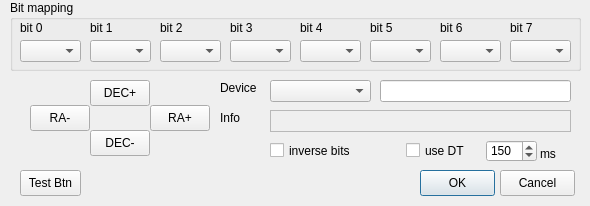
rumengb/lin_guider, file lin_guider/ui/setup_driver.ui: the form before one commit.
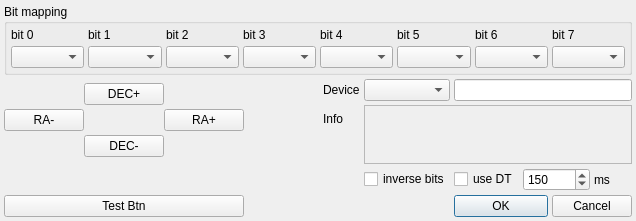
The form after the commit.

What changed in the file:
```diff
--- a/lin_guider/ui/setup_driver.ui
+++ b/lin_guider/ui/setup_driver.ui
@@ -6,20 +6,20 @@
    <rect>
     <x>0</x>
     <y>0</y>
-    <width>590</width>
-    <height>206</height>
+    <width>636</width>
+    <height>221</height>
    </rect>
   </property>
   <property name="minimumSize">
    <size>
-    <width>590</width>
-    <height>206</height>
+    <width>0</width>
+    <height>0</height>
    </size>
   </property>
   <property name="maximumSize">
    <size>
-    <width>590</width>
-    <height>206</height>
+    <width>16777215</width>
+    <height>16777215</height>
    </size>
   </property>
   <property name="windowTitle">
@@ -28,438 +28,270 @@
   <property name="modal">
    <bool>true</bool>
   </property>
-  <widget class="QGroupBox" name="bitGroupBox">
-   <property name="geometry">
-    <rect>
-     <x>10</x>
-     <y>0</y>
-     <width>571</width>
-     <height>71</height>
-    </rect>
+  <layout class="QGridLayout" name="gridLayout">
+   <property name="margin">
+    <number>4</number>
    </property>
-   <property name="title">
-    <string>Bit mapping</string>
+   <property name="spacing">
+    <number>4</number>
    </property>
-   <widget class="QComboBox" name="bitBox0">
-    <property name="geometry">
-     <rect>
-      <x>10</x>
-      <y>40</y>
-      <width>61</width>
-      <height>22</height>
-     </rect>
-    </property>
-   </widget>
-   <widget class="QComboBox" name="bitBox5">
-    <property name="geometry">
-     <rect>
-      <x>360</x>
-      <y>40</y>
-      <width>61</width>
-      <height>22</height>
-     </rect>
-    </property>
-   </widget>
-   <widget class="QComboBox" name="bitBox4">
-    <property name="geometry">
-     <rect>
-      <x>290</x>
-      <y>40</y>
-      <width>61</width>
-      <height>22</height>
-     </rect>
-    </property>
-   </widget>
-   <widget class="QComboBox" name="bitBox2">
-    <property name="geometry">
-     <rect>
-      <x>150</x>
-      <y>40</y>
-      <width>61</width>
-      <height>22</height>
-     </rect>
-    </property>
-   </widget>
-   <widget class="QComboBox" name="bitBox6">
-    <property name="geometry">
-     <rect>
-      <x>430</x>
-      <y>40</y>
-      <width>61</width>
-      <height>22</height>
-     </rect>
-    </property>
-   </widget>
-   <widget class="QComboBox" name="bitBox7">
-    <property name="geometry">
-     <rect>
-      <x>500</x>
-      <y>40</y>
-      <width>61</width>
-      <height>22</height>
-     </rect>
-    </property>
-   </widget>
-   <widget class="QComboBox" name="bitBox1">
-    <property name="geometry">
-     <rect>
-      <x>80</x>
-      <y>40</y>
-      <width>61</width>
-      <height>22</height>
-     </rect>
-    </property>
-   </widget>
-   <widget class="QComboBox" name="bitBox3">
-    <property name="geometry">
-     <rect>
-      <x>220</x>
-      <y>40</y>
-      <width>61</width>
-      <height>22</height>
-     </rect>
-    </property>
-   </widget>
-   <widget class="QLabel" name="label">
-    <property name="geometry">
-     <rect>
-      <x>10</x>
-      <y>20</y>
-      <width>31</width>
-      <height>16</height>
-     </rect>
-    </property>
-    <property name="text">
-     <string>bit 0</string>
-    </property>
-   </widget>
-   <widget class="QLabel" name="label_2">
-    <property name="geometry">
-     <rect>
-      <x>80</x>
-      <y>20</y>
-      <width>31</width>
-      <height>16</height>
-     </rect>
-    </property>
-    <property name="text">
-     <string>bit 1</string>
-    </property>
-   </widget>
-   <widget class="QLabel" name="label_3">
-    <property name="geometry">
-     <rect>
-      <x>150</x>
-      <y>20</y>
-      <width>31</width>
-      <height>16</height>
-     </rect>
-    </property>
-    <property name="text">
-     <string>bit 2</string>
-    </property>
-   </widget>
-   <widget class="QLabel" name="label_4">
-    <property name="geometry">
-     <rect>
-      <x>220</x>
-      <y>20</y>
-      <width>31</width>
-      <height>16</height>
-     </rect>
-    </property>
-    <property name="text">
-     <string>bit 3</string>
-    </property>
-   </widget>
-   <widget class="QLabel" name="label_5">
-    <property name="geometry">
-     <rect>
-      <x>290</x>
-      <y>20</y>
-      <width>31</width>
-      <height>16</height>
-     </rect>
-    </property>
-    <property name="text">
-     <string>bit 4</string>
-    </property>
-   </widget>
-   <widget class="QLabel" name="label_6">
-    <property name="geometry">
-     <rect>
-      <x>360</x>
-      <y>20</y>
-      <width>31</width>
-      <height>16</height>
-     </rect>
-    </property>
-    <property name="text">
-     <string>bit 5</string>
-    </property>
-   </widget>
-   <widget class="QLabel" name="label_7">
-    <property name="geometry">
-     <rect>
-      <x>430</x>
-      <y>20</y>
-      <width>31</width>
-      <height>16</height>
-     </rect>
-    </property>
-    <property name="text">
-     <string>bit 6</string>
-    </property>
-   </widget>
-   <widget class="QLabel" name="label_8">
-    <property name="geometry">
-     <rect>
-      <x>500</x>
-      <y>20</y>
-      <width>31</width>
-      <height>16</height>
-     </rect>
-    </property>
-    <property name="text">
-     <string>bit 7</string>
-    </property>
-   </widget>
-  </widget>
-  <widget class="QCheckBox" name="inverseBits">
-   <property name="geometry">
-    <rect>
-     <x>270</x>
-     <y>140</y>
-     <width>101</width>
-     <height>21</height>
-    </rect>
-   </property>
-   <property name="text">
-    <string>inverse bits</string>
-   </property>
-  </widget>
-  <widget class="QPushButton" name="DEC_INC_Button">
-   <property name="geometry">
-    <rect>
-     <x>90</x>
-     <y>80</y>
-     <width>60</width>
-     <height>26</height>
-    </rect>
-   </property>
-   <property name="focusPolicy">
-    <enum>Qt::NoFocus</enum>
-   </property>
-   <property name="text">
-    <string>DEC+</string>
-   </property>
-   <property name="flat">
-    <bool>false</bool>
-   </property>
-  </widget>
-  <widget class="QPushButton" name="RA_INC_Button">
-   <property name="geometry">
-    <rect>
-     <x>150</x>
-     <y>105</y>
-     <width>60</width>
-     <height>26</height>
-    </rect>
-   </property>
-   <property name="focusPolicy">
-    <enum>Qt::NoFocus</enum>
-   </property>
-   <property name="text">
-    <string>RA+</string>
-   </property>
-  </widget>
-  <widget class="QPushButton" name="DEC_DEC_Button">
-   <property name="geometry">
-    <rect>
-     <x>90</x>
-     <y>130</y>
-     <width>60</width>
-     <height>26</height>
-    </rect>
-   </property>
-   <property name="focusPolicy">
-    <enum>Qt::NoFocus</enum>
-   </property>
-   <property name="text">
-    <string>DEC-</string>
-   </property>
-  </widget>
-  <widget class="QPushButton" name="RA_DEC_Button">
-   <property name="geometry">
-    <rect>
-     <x>30</x>
-     <y>105</y>
-     <width>60</width>
-     <height>26</height>
-    </rect>
-   </property>
-   <property name="focusPolicy">
-    <enum>Qt::NoFocus</enum>
-   </property>
-   <property name="text">
-    <string>RA-</string>
-   </property>
-  </widget>
-  <widget class="QPushButton" name="okButton">
-   <property name="geometry">
-    <rect>
-     <x>420</x>
-     <y>170</y>
-     <width>75</width>
-     <height>26</height>
-    </rect>
-   </property>
-   <property name="text">
-    <string>OK</string>
-   </property>
-   <property name="default">
-    <bool>true</bool>
-   </property>
-  </widget>
-  <widget class="QPushButton" name="cancelButton">
-   <property name="geometry">
-    <rect>
-     <x>500</x>
-     <y>170</y>
-     <width>75</width>
-     <height>26</height>
-    </rect>
-   </property>
-   <property name="text">
-    <string>Cancel</string>
-   </property>
-  </widget>
-  <widget class="QLineEdit" name="lineEdit_IoDevice">
-   <property name="geometry">
-    <rect>
-     <x>380</x>
-     <y>80</y>
-     <width>191</width>
-     <height>22</height>
-    </rect>
-   </property>
-   <property name="maxLength">
-    <number>63</number>
-   </property>
-  </widget>
-  <widget class="QLabel" name="label_9">
-   <property name="geometry">
-    <rect>
-     <x>220</x>
-     <y>80</y>
-     <width>41</width>
-     <height>16</height>
-    </rect>
-   </property>
-   <property name="text">
-    <string>Device</string>
-   </property>
-  </widget>
-  <widget class="QCheckBox" name="checkBox_UseDT">
-   <property name="geometry">
-    <rect>
-     <x>406</x>
-     <y>140</y>
-     <width>71</width>
-     <height>21</height>
-    </rect>
-   </property>
-   <property name="text">
-    <string>use DT</string>
-   </property>
-  </widget>
-  <widget class="QSpinBox" name="spinBox_DT">
-   <property name="geometry">
-    <rect>
-     <x>486</x>
-     <y>140</y>
-     <width>51</width>
-     <height>22</height>
-    </rect>
-   </property>
-   <property name="minimum">
-    <number>20</number>
-   </property>
-   <property name="maximum">
-    <number>1000</number>
-   </property>
-   <property name="value">
-    <number>150</number>
-   </property>
-  </widget>
-  <widget class="QLabel" name="label_10">
-   <property name="geometry">
-    <rect>
-     <x>540</x>
-     <y>146</y>
-     <width>30</width>
-     <height>16</height>
-    </rect>
-   </property>
-   <property name="text">
-    <string>ms</string>
-   </property>
-  </widget>
-  <widget class="QPushButton" name="testButton">
-   <property name="geometry">
-    <rect>
-     <x>20</x>
-     <y>170</y>
-     <width>61</width>
-     <height>26</height>
-    </rect>
-   </property>
-   <property name="text">
-    <string>Test Btn</string>
-   </property>
-  </widget>
-  <widget class="QComboBox" name="comboBox_DeviceList">
-   <property name="geometry">
-    <rect>
-     <x>270</x>
-     <y>80</y>
-     <width>101</width>
-     <height>22</height>
-    </rect>
-   </property>
-  </widget>
-  <widget class="QLabel" name="l_Info">
-   <property name="geometry">
-    <rect>
-     <x>220</x>
-     <y>110</y>
-     <width>41</width>
-     <height>16</height>
-    </rect>
-   </property>
-   <property name="text">
-    <string>Info</string>
-   </property>
-  </widget>
-  <widget class="QLabel" name="label_Information">
-   <property name="geometry">
-    <rect>
-     <x>270</x>
-     <y>110</y>
-     <width>301</width>
-     <height>22</height>
-    </rect>
-   </property>
-   <property name="frameShape">
-    <enum>QFrame::StyledPanel</enum>
-   </property>
-   <property name="frameShadow">
-    <enum>QFrame::Sunken</enum>
-   </property>
-   <property name="openExternalLinks">
-    <bool>true</bool>
-   </property>
-  </widget>
+   <item row="2" column="1">
+    <spacer name="horizontalSpacer">
+     <property name="orientation">
+      <enum>Qt::Horizontal</enum>
+     </property>
+     <property name="sizeType">
+      <enum>QSizePolicy::Expanding</enum>
+     </property>
+     <property name="sizeHint" stdset="0">
+      <size>
+       <width>0</width>
+       <height>20</height>
+      </size>
+     </property>
+    </spacer>
+   </item>
+   <item row="4" column="5" colspan="2">
+    <widget class="QSpinBox" name="spinBox_DT">
+     <property name="minimum">
+      <number>20</number>
+     </property>
+     <property name="maximum">
+      <number>1000</number>
+     </property>
+     <property name="value">
+      <number>150</number>
+     </property>
+    </widget>
+   </item>
+   <item row="4" column="7">
+    <widget class="QLabel" name="label_10">
+     <property name="text">
+      <string>ms</string>
+     </property>
+    </widget>
+   </item>
+   <item row="5" column="0">
+    <widget class="QPushButton" name="testButton">
+     <property name="text">
+      <string>Test Btn</string>
+     </property>
+    </widget>
+   </item>
+   <item row="5" column="4" colspan="2">
+    <widget class="QPushButton" name="okButton">
+     <property name="text">
+      <string>OK</string>
+     </property>
+     <property name="default">
+      <bool>true</bool>
+     </property>
+    </widget>
+   </item>
+   <item row="5" column="6" colspan="2">
+    <widget class="QPushButton" name="cancelButton">
+     <property name="text">
+      <string>Cancel</string>
+     </property>
+    </widget>
+   </item>
+   <item row="1" column="0" rowspan="3">
+    <layout class="QGridLayout" name="gridLayout_3">
+     <property name="spacing">
+      <number>0</number>
+     </property>
+     <item row="1" column="0">
+      <widget class="QPushButton" name="RA_DEC_Button">
+       <property name="focusPolicy">
+        <enum>Qt::NoFocus</enum>
+       </property>
+       <property name="text">
+        <string>RA-</string>
+       </property>
+      </widget>
+     </item>
+     <item row="1" column="2">
+      <widget class="QPushButton" name="RA_INC_Button">
+       <property name="focusPolicy">
+        <enum>Qt::NoFocus</enum>
+       </property>
+       <property name="text">
+        <string>RA+</string>
+       </property>
+      </widget>
+     </item>
+     <item row="0" column="1">
+      <widget class="QPushButton" name="DEC_INC_Button">
+       <property name="focusPolicy">
+        <enum>Qt::NoFocus</enum>
+       </property>
+       <property name="text">
+        <string>DEC+</string>
+       </property>
+       <property name="flat">
+        <bool>false</bool>
+       </property>
+      </widget>
+     </item>
+     <item row="2" column="1">
+      <widget class="QPushButton" name="DEC_DEC_Button">
+       <property name="focusPolicy">
+        <enum>Qt::NoFocus</enum>
+       </property>
+       <property name="text">
+        <string>DEC-</string>
+       </property>
+      </widget>
+     </item>
+    </layout>
+   </item>
+   <item row="1" column="2">
+    <widget class="QLabel" name="label_9">
+     <property name="text">
+      <string>Device</string>
+     </property>
+    </widget>
+   </item>
+   <item row="1" column="3">
+    <widget class="QComboBox" name="comboBox_DeviceList"/>
+   </item>
+   <item row="1" column="4" colspan="4">
+    <widget class="QLineEdit" name="lineEdit_IoDevice">
+     <property name="maxLength">
+      <number>63</number>
+     </property>
+    </widget>
+   </item>
+   <item row="2" column="2">
+    <widget class="QLabel" name="l_Info">
+     <property name="text">
+      <string>Info</string>
+     </property>
+    </widget>
+   </item>
+   <item row="2" column="3" rowspan="2" colspan="5">
+    <widget class="QLabel" name="label_Information">
+     <property name="frameShape">
+      <enum>QFrame::StyledPanel</enum>
+     </property>
+     <property name="frameShadow">
+      <enum>QFrame::Sunken</enum>
+     </property>
+     <property name="openExternalLinks">
+      <bool>true</bool>
+     </property>
+    </widget>
+   </item>
+   <item row="4" column="3">
+    <widget class="QCheckBox" name="inverseBits">
+     <property name="text">
+      <string>inverse bits</string>
+     </property>
+    </widget>
+   </item>
+   <item row="4" column="4">
+    <widget class="QCheckBox" name="checkBox_UseDT">
+     <property name="text">
+      <string>use DT</string>
+     </property>
+    </widget>
+   </item>
+   <item row="0" column="0" colspan="8">
+    <widget class="QGroupBox" name="bitGroupBox">
+     <property name="title">
+      <string>Bit mapping</string>
+     </property>
+     <layout class="QGridLayout" name="gridLayout_2">
+      <property name="margin">
+       <number>4</number>
+      </property>
+      <property name="spacing">
+       <number>4</number>
+      </property>
+      <item row="0" column="0">
+       <widget class="QLabel" name="label">
+        <property name="text">
+         <string>bit 0</string>
+        </property>
+       </widget>
+      </item>
+      <item row="0" column="1">
+       <widget class="QLabel" name="label_2">
+        <property name="text">
+         <string>bit 1</string>
+        </property>
+       </widget>
+      </item>
+      <item row="0" column="2">
+       <widget class="QLabel" name="label_3">
+        <property name="text">
+         <string>bit 2</string>
+        </property>
+       </widget>
+      </item>
+      <item row="0" column="3">
+       <widget class="QLabel" name="label_4">
+        <property name="text">
+         <string>bit 3</string>
+        </property>
+       </widget>
+      </item>
+      <item row="0" column="4">
+       <widget class="QLabel" name="label_5">
+        <property name="text">
+         <string>bit 4</string>
+        </property>
+       </widget>
+      </item>
+      <item row="0" column="5">
+       <widget class="QLabel" name="label_6">
+        <property name="text">
+         <string>bit 5</string>
+        </property>
+       </widget>
+      </item>
+      <item row="0" column="6">
+       <widget class="QLabel" name="label_7">
+        <property name="text">
+         <string>bit 6</string>
+        </property>
+       </widget>
+      </item>
+      <item row="0" column="7">
+       <widget class="QLabel" name="label_8">
+        <property name="text">
+         <string>bit 7</string>
+        </property>
+       </widget>
+      </item>
+      <item row="1" column="0">
+       <widget class="QComboBox" name="bitBox0"/>
+      </item>
+      <item row="1" column="1">
+       <widget class="QComboBox" name="bitBox1"/>
+      </item>
+      <item row="1" column="2">
+       <widget class="QComboBox" name="bitBox2"/>
+      </item>
+      <item row="1" column="3">
+       <widget class="QComboBox" name="bitBox3"/>
+      </item>
+      <item row="1" column="4">
+       <widget class="QComboBox" name="bitBox4"/>
+      </item>
+      <item row="1" column="5">
+       <widget class="QComboBox" name="bitBox5"/>
+      </item>
+      <item row="1" column="6">
+       <widget class="QComboBox" name="bitBox6"/>
+      </item>
+      <item row="1" column="7">
+       <widget class="QComboBox" name="bitBox7"/>
+      </item>
+     </layout>
+    </widget>
+   </item>
+  </layout>
  </widget>
  <layoutdefault spacing="6" margin="11"/>
  <tabstops>
```
